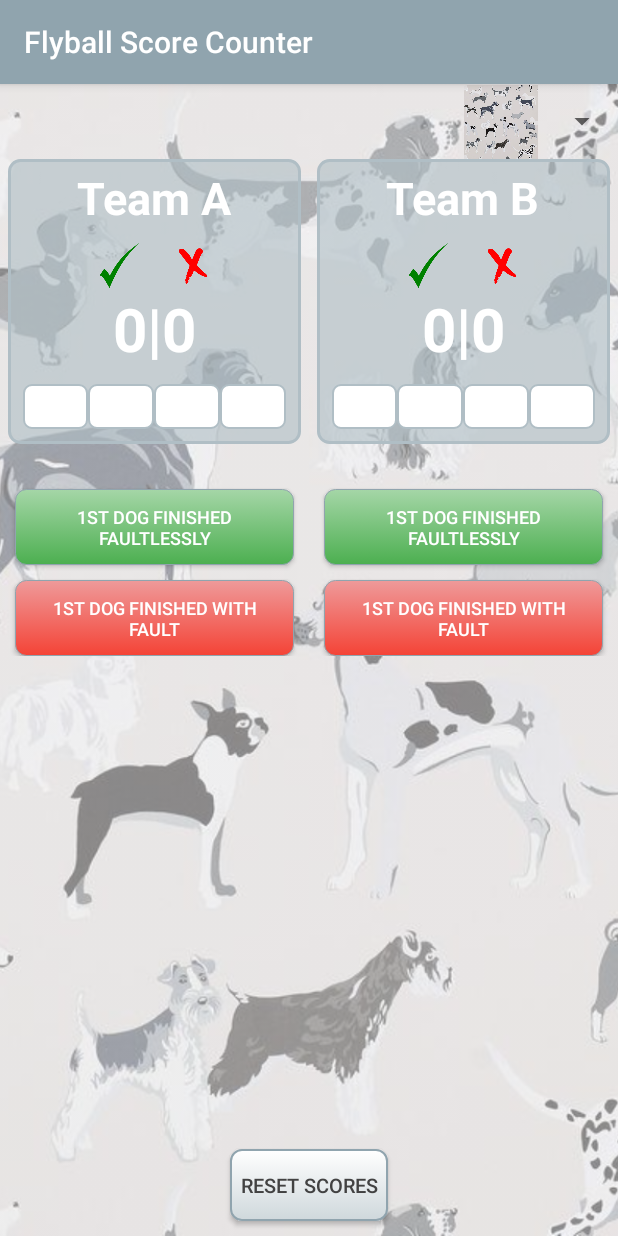
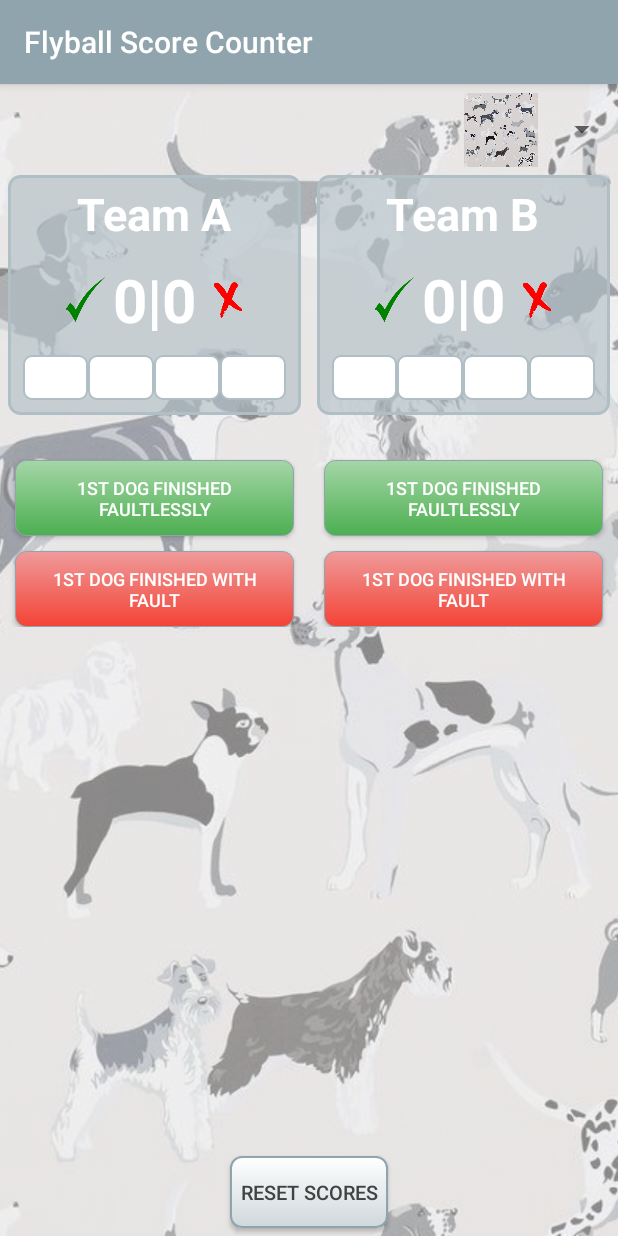
Before and after one commit to ldori0309/FlyballScoreCounter, an Android app: the screen it shows after launch (MainActivity), on a phone screen of 412 x 824 dp. Run offline under Robolectric (Android 15) with nearby library versions, the phone set to English and light mode, and no system bars.

Commit message:
Small changes in layout

```diff
--- a/app/src/main/res/layout-land/activity_main.xml
+++ b/app/src/main/res/layout-land/activity_main.xml
@@ -17,6 +17,7 @@
         android:id="@+id/spinner"
         android:layout_width="wrap_content"
         android:layout_height="wrap_content"
+        android:paddingTop="@dimen/fiveDp"
         android:layout_alignParentRight="true"
         android:layout_alignParentTop="true" />
 
@@ -49,6 +50,7 @@
                     android:layout_marginLeft="@dimen/tenDp"
                     android:layout_marginRight="@dimen/fiveDp"
                     android:layout_marginBottom="@dimen/fiveDp"
+                    android:textSize="10sp"
                     android:onClick="scoring"
                     android:text="@string/buttonText1" />
 
@@ -62,6 +64,7 @@
                     android:layout_marginLeft="@dimen/tenDp"
                     android:layout_marginRight="@dimen/fiveDp"
                     android:layout_marginTop="@dimen/fiveDp"
+                    android:textSize="10sp"
                     android:onClick="scoring"
                     android:text="@string/buttonText2" />
 
@@ -88,7 +91,7 @@
                     android:textStyle="bold" />
 
                 <LinearLayout
-                    android:id="@+id/imageViewTeamA"
+                    android:id="@+id/textViewTeamA"
                     android:layout_below="@id/textViewTeamAName"
                     android:gravity="center"
                     android:layout_width="match_parent"
@@ -98,26 +101,9 @@
                         android:layout_width="0dp"
                         android:layout_height="@dimen/thirtyDp"
                         android:layout_weight="1"
-                        android:paddingRight="@dimen/tenDp"
+                        android:paddingRight="@dimen/fiveDp"
                         android:scaleType="fitEnd"
                         android:src="@drawable/tick" />
-
-                    <ImageView
-                        android:layout_width="0dp"
-                        android:layout_height="@dimen/thirtyDp"
-                        android:layout_weight="1"
-                        android:paddingLeft="@dimen/tenDp"
-                        android:scaleType="fitStart"
-                        android:src="@drawable/redx"/>
-
-                </LinearLayout>
-
-                <LinearLayout
-                    android:id="@+id/textViewTeamA"
-                    android:layout_below="@id/imageViewTeamA"
-                    android:gravity="center"
-                    android:layout_width="match_parent"
-                    android:layout_height="wrap_content">
 
                     <TextView
                         android:id="@+id/textViewTeamAScore"
@@ -144,6 +130,14 @@
                         android:textColor="@color/white"
                         android:textSize="@dimen/thirtySp"
                         android:textStyle="bold" />
+
+                    <ImageView
+                        android:layout_width="0dp"
+                        android:layout_height="@dimen/thirtyDp"
+                        android:layout_weight="1"
+                        android:paddingLeft="@dimen/fiveDp"
+                        android:scaleType="fitStart"
+                        android:src="@drawable/redx"/>
 
                 </LinearLayout>
 
@@ -216,36 +210,18 @@
                     android:textStyle="bold" />
 
                 <LinearLayout
-                    android:id="@+id/imageViewTeamB"
+                    android:id="@+id/textViewTeamB"
                     android:layout_below="@id/textViewTeamBName"
                     android:gravity="center"
                     android:layout_width="match_parent"
                     android:layout_height="wrap_content">
-
                     <ImageView
                         android:layout_width="0dp"
                         android:layout_height="@dimen/thirtyDp"
                         android:layout_weight="1"
-                        android:paddingRight="@dimen/tenDp"
+                        android:paddingRight="@dimen/fiveDp"
                         android:scaleType="fitEnd"
                         android:src="@drawable/tick" />
-
-                    <ImageView
-                        android:layout_width="0dp"
-                        android:layout_height="@dimen/thirtyDp"
-                        android:layout_weight="1"
-                        android:paddingLeft="@dimen/tenDp"
-                        android:scaleType="fitStart"
-                        android:src="@drawable/redx"/>
-
-                </LinearLayout>
-
-                <LinearLayout
-                    android:id="@+id/textViewTeamB"
-                    android:layout_below="@id/imageViewTeamB"
-                    android:gravity="center"
-                    android:layout_width="match_parent"
-                    android:layout_height="wrap_content">
 
                     <TextView
                         android:id="@+id/textViewTeamBScore"
@@ -272,6 +248,14 @@
                         android:textColor="@color/white"
                         android:textSize="@dimen/thirtySp"
                         android:textStyle="bold" />
+
+                    <ImageView
+                        android:layout_width="0dp"
+                        android:layout_height="@dimen/thirtyDp"
+                        android:layout_weight="1"
+                        android:paddingLeft="@dimen/fiveDp"
+                        android:scaleType="fitStart"
+                        android:src="@drawable/redx"/>
 
                 </LinearLayout>
 
@@ -329,6 +313,7 @@
                     android:layout_marginLeft="@dimen/fiveDp"
                     android:layout_marginRight="@dimen/tenDp"
                     android:layout_marginBottom="@dimen/fiveDp"
+                    android:textSize="10sp"
                     android:onClick="scoring"
                     android:text="@string/buttonText1" />
 
@@ -342,6 +327,7 @@
                     android:layout_marginLeft="@dimen/fiveDp"
                     android:layout_marginRight="@dimen/tenDp"
                     android:layout_marginTop="@dimen/fiveDp"
+                    android:textSize="10sp"
                     android:onClick="scoring"
                     android:text="@string/buttonText2" />
 
@@ -358,7 +344,7 @@
         android:layout_height="wrap_content"
         android:layout_alignParentBottom="true"
         android:layout_centerHorizontal="true"
-        android:layout_marginBottom="@dimen/tenDp"
+        android:layout_marginBottom="@dimen/fiveDp"
         android:onClick="reset"
         android:textSize="@dimen/tenSp"
         android:text="@string/resetScores" />
--- a/app/src/main/res/layout/activity_main.xml
+++ b/app/src/main/res/layout/activity_main.xml
@@ -18,6 +18,8 @@
         android:layout_width="wrap_content"
         android:layout_height="wrap_content"
         android:layout_alignParentRight="true"
+        android:paddingTop="@dimen/fiveDp"
+        android:paddingBottom="@dimen/fiveDp"
         android:layout_alignParentTop="true" />
 
     <LinearLayout
@@ -54,7 +56,7 @@
                     android:textStyle="bold" />
 
                 <LinearLayout
-                    android:id="@+id/imageViewTeamA"
+                    android:id="@+id/textViewTeamA"
                     android:layout_below="@id/textViewTeamAName"
                     android:gravity="center"
                     android:layout_width="match_parent"
@@ -64,26 +66,9 @@
                         android:layout_width="0dp"
                         android:layout_height="@dimen/thirtyDp"
                         android:layout_weight="1"
-                        android:paddingRight="@dimen/tenDp"
+                        android:paddingRight="@dimen/fiveDp"
                         android:scaleType="fitEnd"
                         android:src="@drawable/tick" />
-
-                    <ImageView
-                        android:layout_width="0dp"
-                        android:layout_height="@dimen/thirtyDp"
-                        android:layout_weight="1"
-                        android:paddingLeft="@dimen/tenDp"
-                        android:scaleType="fitStart"
-                        android:src="@drawable/redx"/>
-
-                </LinearLayout>
-
-                <LinearLayout
-                    android:id="@+id/textViewTeamA"
-                    android:layout_below="@id/imageViewTeamA"
-                    android:gravity="center"
-                    android:layout_width="match_parent"
-                    android:layout_height="wrap_content">
 
                     <TextView
                         android:id="@+id/textViewTeamAScore"
@@ -110,6 +95,14 @@
                         android:textColor="@color/white"
                         android:textSize="@dimen/fortySp"
                         android:textStyle="bold" />
+
+                    <ImageView
+                        android:layout_width="0dp"
+                        android:layout_height="@dimen/thirtyDp"
+                        android:layout_weight="1"
+                        android:paddingLeft="@dimen/fiveDp"
+                        android:scaleType="fitStart"
+                        android:src="@drawable/redx"/>
 
                 </LinearLayout>
 
@@ -204,7 +197,7 @@
                     android:textStyle="bold" />
 
                 <LinearLayout
-                    android:id="@+id/imageViewTeamB"
+                    android:id="@+id/textViewTeamB"
                     android:layout_below="@id/textViewTeamBName"
                     android:gravity="center"
                     android:layout_width="match_parent"
@@ -214,26 +207,9 @@
                         android:layout_width="0dp"
                         android:layout_height="@dimen/thirtyDp"
                         android:layout_weight="1"
-                        android:paddingRight="@dimen/tenDp"
+                        android:paddingRight="@dimen/fiveDp"
                         android:scaleType="fitEnd"
                         android:src="@drawable/tick" />
-
-                    <ImageView
-                        android:layout_width="0dp"
-                        android:layout_height="@dimen/thirtyDp"
-                        android:layout_weight="1"
-                        android:paddingLeft="@dimen/tenDp"
-                        android:scaleType="fitStart"
-                        android:src="@drawable/redx"/>
-
-                </LinearLayout>
-
-                <LinearLayout
-                    android:id="@+id/textViewTeamB"
-                    android:layout_below="@id/imageViewTeamB"
-                    android:gravity="center"
-                    android:layout_width="match_parent"
-                    android:layout_height="wrap_content">
 
                     <TextView
                         android:id="@+id/textViewTeamBScore"
@@ -260,6 +236,14 @@
                         android:textColor="@color/white"
                         android:textSize="@dimen/fortySp"
                         android:textStyle="bold" />
+
+                    <ImageView
+                        android:layout_width="0dp"
+                        android:layout_height="@dimen/thirtyDp"
+                        android:layout_weight="1"
+                        android:paddingLeft="@dimen/fiveDp"
+                        android:scaleType="fitStart"
+                        android:src="@drawable/redx"/>
 
                 </LinearLayout>
 
@@ -335,7 +319,7 @@
         android:layout_height="wrap_content"
         android:layout_alignParentBottom="true"
         android:layout_centerHorizontal="true"
-        android:layout_marginBottom="@dimen/tenDp"
+        android:layout_marginBottom="@dimen/fiveDp"
         android:onClick="reset"
         android:text="@string/resetScores" />
 
```
